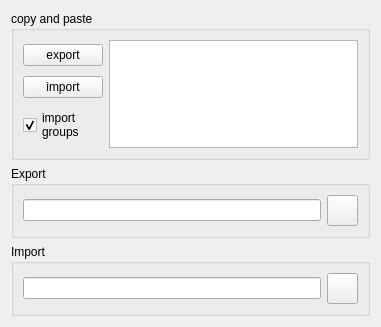
hunbernd/ExportImport, file ExportImportPage.ui: the form before one commit.
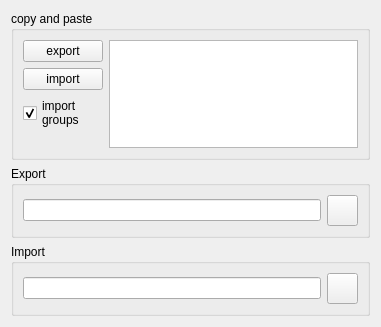
The form after the commit. Icons and pictures are not drawn.

Commit message: Added doxygen comments and refactored page class

What changed in the file:
```diff
--- a/ExportImportPage.ui
+++ b/ExportImportPage.ui
@@ -47,6 +47,19 @@
           </property>
          </widget>
         </item>
+        <item>
+         <spacer name="verticalSpacer">
+          <property name="orientation">
+           <enum>Qt::Vertical</enum>
+          </property>
+          <property name="sizeHint" stdset="0">
+           <size>
+            <width>20</width>
+            <height>40</height>
+           </size>
+          </property>
+         </spacer>
+        </item>
        </layout>
       </item>
       <item>
```
Left out of the diff: 8 changed lines with no effect on the pictures. The commit also changes 5 other files.
